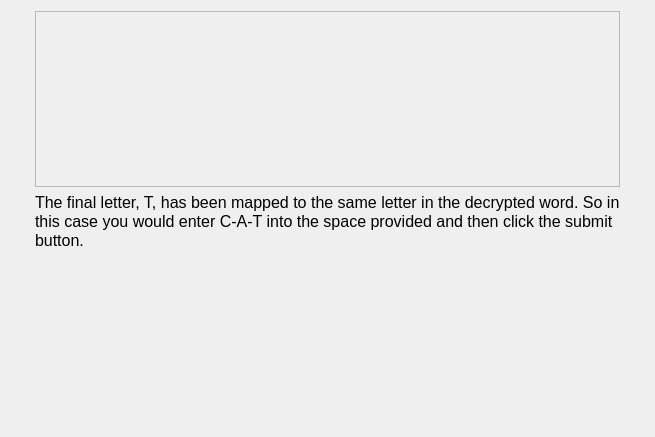
The window that MarketSimulation/instructionscreen7.ui (dwattttt/marketsim) describes before a commit, drawn with Qt 5.
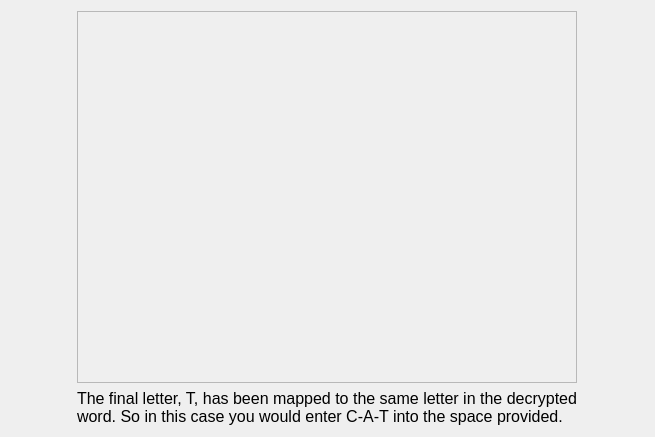
The same window after the commit.

What changed in the file:
```diff
--- a/MarketSimulation/instructionscreen7.ui
+++ b/MarketSimulation/instructionscreen7.ui
@@ -49,54 +49,36 @@
        <property name="frameShadow">
         <enum>QFrame::Raised</enum>
        </property>
-       <layout class="QHBoxLayout" name="horizontalLayout_2">
-        <item>
-         <spacer name="verticalSpacer">
-          <property name="orientation">
-           <enum>Qt::Vertical</enum>
-          </property>
-          <property name="sizeHint" stdset="0">
-           <size>
-            <width>20</width>
-            <height>40</height>
-           </size>
-          </property>
-         </spacer>
-        </item>
-       </layout>
+       <layout class="QHBoxLayout" name="horizontalLayout_2"/>
       </widget>
      </item>
      <item>
       <widget class="QLabel" name="label">
+       <property name="sizePolicy">
+        <sizepolicy hsizetype="Preferred" vsizetype="Preferred">
+         <horstretch>0</horstretch>
+         <verstretch>0</verstretch>
+        </sizepolicy>
+       </property>
+       <property name="minimumSize">
+        <size>
+         <width>500</width>
+         <height>0</height>
+        </size>
+       </property>
        <property name="font">
         <font>
          <pointsize>12</pointsize>
         </font>
        </property>
        <property name="text">
-        <string>&lt;!DOCTYPE HTML PUBLIC &quot;-//W3C//DTD HTML 4.0//EN&quot; &quot;http://www.w3.org/TR/REC-html40/strict.dtd&quot;&gt;
-&lt;html&gt;&lt;head&gt;&lt;meta name=&quot;qrichtext&quot; content=&quot;1&quot; /&gt;&lt;style type=&quot;text/css&quot;&gt;
-p, li { white-space: pre-wrap; }
-&lt;/style&gt;&lt;/head&gt;&lt;body style=&quot; font-family:'MS Shell Dlg 2'; font-size:12pt; font-weight:400; font-style:normal;&quot;&gt;
-&lt;p style=&quot; margin-top:0px; margin-bottom:0px; margin-left:0px; margin-right:0px; -qt-block-indent:0; text-indent:0px;&quot;&gt;The final letter, T, has been mapped to the same letter in the decrypted word. So in&lt;/p&gt;
-&lt;p style=&quot; margin-top:0px; margin-bottom:0px; margin-left:0px; margin-right:0px; -qt-block-indent:0; text-indent:0px;&quot;&gt;this case you would enter C-A-T into the space provided and then click the submit&lt;/p&gt;
-&lt;p style=&quot; margin-top:0px; margin-bottom:0px; margin-left:0px; margin-right:0px; -qt-block-indent:0; text-indent:0px;&quot;&gt;button.&lt;/p&gt;&lt;/body&gt;&lt;/html&gt;</string>
+        <string>&lt;html&gt;&lt;head/&gt;&lt;body&gt;&lt;p&gt;The final letter, T, has been mapped to the same letter in the decrypted word. So in this case you would enter C-A-T into the space provided.&lt;/p&gt;&lt;/body&gt;&lt;/html&gt;</string>
+       </property>
+       <property name="wordWrap">
+        <bool>true</bool>
        </property>
       </widget>
      </item>
-     <item>
-      <spacer name="verticalSpacer_2">
-       <property name="orientation">
-        <enum>Qt::Vertical</enum>
-       </property>
-       <property name="sizeHint" stdset="0">
-        <size>
-         <width>20</width>
-         <height>40</height>
-        </size>
-       </property>
-      </spacer>
-     </item>
     </layout>
    </item>
    <item>
```
